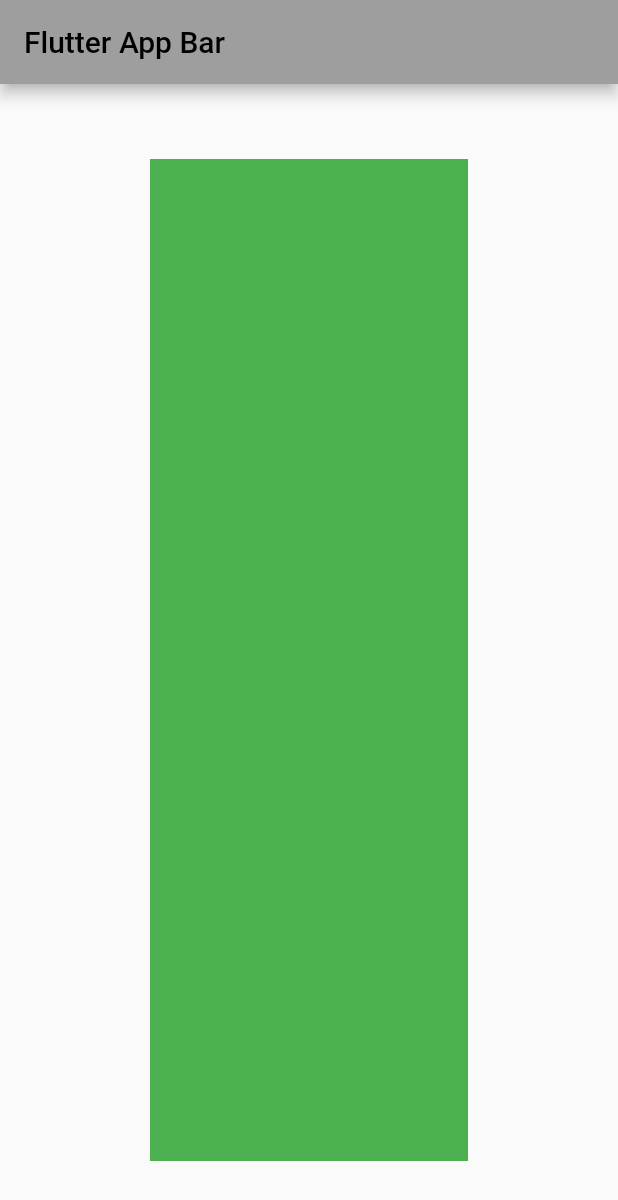
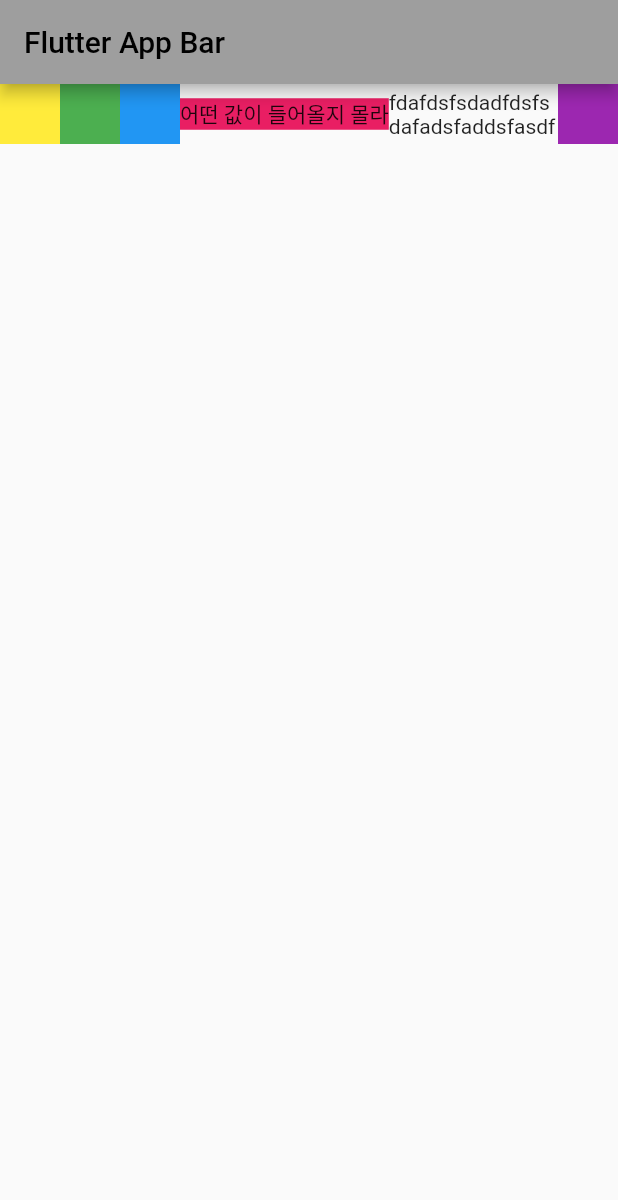
Before and after one commit to kwakdeung/dev_flutter, a Flutter app: the screen it shows after launch, on a phone screen of 412 x 824 dp. Shown: the top 1200 px of the screen. Run offline on Flutter 3.47's test engine with Material 2 defaults, Android fonts, the light colour scheme and no system bars.

Commit message:
ch01_08_align_spacer_expanded

```diff
--- a/drawing_app_widget/flutter_application_1/lib/pages/my_home_page.dart
+++ b/drawing_app_widget/flutter_application_1/lib/pages/my_home_page.dart
@@ -1,3 +1,6 @@
+// ch01_08_align_spacer_expanded
+// 배치 및 공간 제어 위젯 작성
+
 import 'package:flutter/material.dart';
 
 class MyHomePage extends StatelessWidget {
@@ -11,34 +14,161 @@
       appBar: AppBar(
         title: const Text('Flutter App Bar'),
       ),
-      body: Container(
-        margin: const EdgeInsets.symmetric(vertical: 50, horizontal: 100),
-        color: Colors.green,
+      body: Row(
+        children: [
+          Container(
+            color: Colors.yellow,
+            height: 40,
+            width: 40,
+          ),
+          Container(
+            color: Colors.green,
+            height: 40,
+            width: 40,
+          ),
+          Container(
+            color: Colors.blue,
+            height: 40,
+            width: 40,
+          ),
+          Container(
+            color: Colors.pink,
+            child: const Text('어떤 값이 들어올지 몰라'),
+          ),
+          const Expanded(
+            child: Text('fdafdsfsdadfdsfsdafadsfaddsfasdf'),
+          ),
+          Container(
+            color: Colors.purple,
+            height: 40,
+            width: 40,
+          ),
+        ],
       ),
-      // 1. padding
-      // Padding(
-      //   padding: const EdgeInsets.all(100.0),
+      // 1. Align
+      // 아래 3개 코드는 다 동일(아래로 내려갈수록 자율성이 높다.)
+      // Center(
       //   child: Container(
       //     color: Colors.yellow,
+      //     height: 200,
+      //     width: 200,
       //   ),
       // ),
-      // 2. margin
-      // 3. EdgeInsetsGeometry type
-      // 여백 값을 없애고 싶을 때
-      // margin: EdgeInsets.zero,
-
-      // left, top, right, bottom 동일한 여백값을 주고 싶을 때
-      // margin: const EdgeInsets.all(40),
-
-      // left, top, right, bottom 각기 다른 값을 주고 싶을 때
-      // margin: const EdgeInsets.fromLTRB(10, 70, 80, 100),
-
-      // left, top, right, bottom 원하는 값만 여백을 주고 싶을 때
-      // margin: const EdgeInsets.only(bottom: 100),
-      // margin: const EdgeInsets.only(bottom: 100, top: 20),
-
-      // 가로, 세로 별로 여백을 주고 싶을 때
-      // margin: const EdgeInsets.symmetric(vertical: 50, horizontal: 100),
+      //  Align(
+      //   alignment: const Alignment(0, 0),
+      //   alignment: Alignment.center,
+      //   child: Container(
+      //     color: Colors.yellow,
+      //     height: 200,
+      //     width: 200,
+      //   ),
+      // ),
+      // 2. Spacer(여백)
+      // (1)
+      // Row(
+      //   children: [
+      //     Container(
+      //       color: Colors.yellow,
+      //       height: 40,
+      //       width: 40,
+      //     ),
+      //     Container(
+      //       color: Colors.green,
+      //       height: 40,
+      //       width: 40,
+      //     ),
+      //     const Spacer(),
+      //     Container(
+      //       color: Colors.blue,
+      //       height: 40,
+      //       width: 40,
+      //     ),
+      //     const Spacer(),
+      //     Container(
+      //       color: Colors.pink,
+      //       height: 40,
+      //       width: 40,
+      //     ),
+      //     const Spacer(),
+      //     Container(
+      //       color: Colors.purple,
+      //       height: 40,
+      //       width: 40,
+      //     ),
+      //   ],
+      // ),
+      // 2. (2) flex
+      // = flex값 / flex 총합
+      // Row(
+      //   children: [
+      //     Container(
+      //       color: Colors.yellow,
+      //       height: 40,
+      //       width: 40,
+      //     ),
+      //     Container(
+      //       color: Colors.green,
+      //       height: 40,
+      //       width: 40,
+      //     ),
+      //     const Spacer(
+      //       flex: 1,
+      //     ),
+      //     Container(
+      //       color: Colors.blue,
+      //       height: 40,
+      //       width: 40,
+      //     ),
+      //     const Spacer(
+      //       flex: 1,
+      //     ),
+      //     Container(
+      //       color: Colors.pink,
+      //       height: 40,
+      //       width: 40,
+      //     ),
+      //     const Spacer(
+      //       flex: 3,
+      //     ),
+      //     Container(
+      //       color: Colors.purple,
+      //       height: 40,
+      //       width: 40,
+      //     ),
+      //   ],
+      // ),
+      // 3. Expanded(나머지 영역 안에서 위젯을 그리고 싶을 때)
+      // Row(
+      //   children: [
+      //     Container(
+      //       color: Colors.yellow,
+      //       height: 40,
+      //       width: 40,
+      //     ),
+      //     Container(
+      //       color: Colors.green,
+      //       height: 40,
+      //       width: 40,
+      //     ),
+      //     Container(
+      //       color: Colors.blue,
+      //       height: 40,
+      //       width: 40,
+      //     ),
+      //     Container(
+      //       color: Colors.pink,
+      //       child: const Text('어떤 값이 들어올지 몰라'),
+      //     ),
+      //     const Expanded(
+      //       child: Text('fdafdsfsdadfdsfsdafadsfaddsfasdf'),
+      //     ),
+      //     Container(
+      //       color: Colors.purple,
+      //       height: 40,
+      //       width: 40,
+      //     ),
+      //   ],
+      // ),
     );
   }
 }
```
